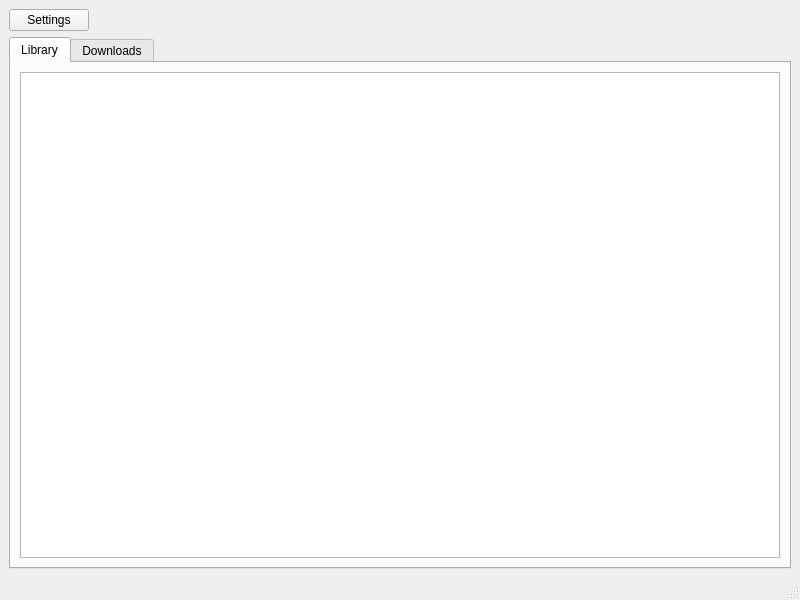
The window that source/ui/main_window_design.ui (DotBow/Blender-Launcher) describes before a commit, drawn with Qt 5.
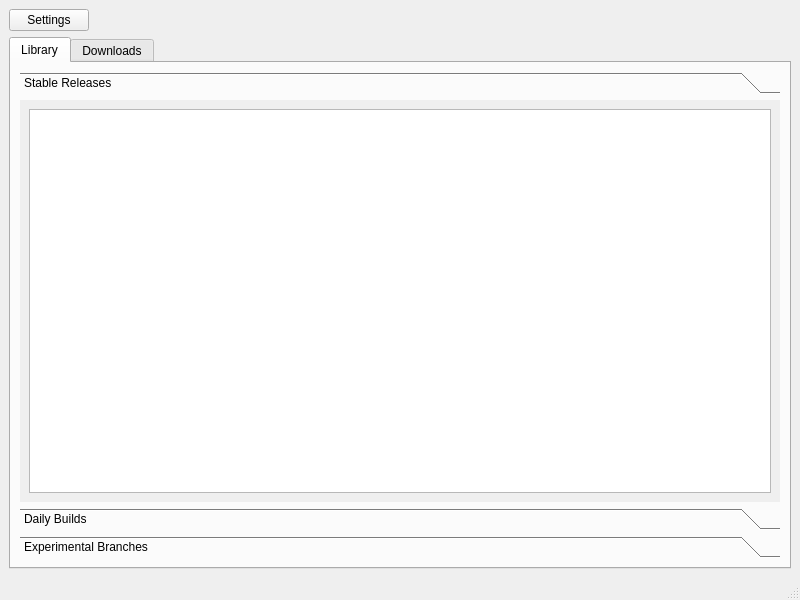
The same window after the commit.

Commit message: Draw widgets to categories

Diff of the .ui file:
```diff
--- a/source/ui/main_window_design.ui
+++ b/source/ui/main_window_design.ui
@@ -37,7 +37,65 @@
        </attribute>
        <layout class="QVBoxLayout" name="verticalLayout">
         <item>
-         <widget class="QListWidget" name="LibraryListWidget"/>
+         <widget class="QToolBox" name="LibraryToolBox">
+          <property name="currentIndex">
+           <number>0</number>
+          </property>
+          <widget class="QWidget" name="LibrarySablePage">
+           <property name="geometry">
+            <rect>
+             <x>0</x>
+             <y>0</y>
+             <width>758</width>
+             <height>385</height>
+            </rect>
+           </property>
+           <attribute name="label">
+            <string>Stable Releases</string>
+           </attribute>
+           <layout class="QVBoxLayout" name="verticalLayout_7">
+            <item>
+             <widget class="QListWidget" name="LibraryStableListWidget"/>
+            </item>
+           </layout>
+          </widget>
+          <widget class="QWidget" name="LibraryDailyPage">
+           <property name="geometry">
+            <rect>
+             <x>0</x>
+             <y>0</y>
+             <width>98</width>
+             <height>91</height>
+            </rect>
+           </property>
+           <attribute name="label">
+            <string>Daily Builds</string>
+           </attribute>
+           <layout class="QVBoxLayout" name="verticalLayout_9">
+            <item>
+             <widget class="QListWidget" name="LibraryDailyListWidget"/>
+            </item>
+           </layout>
+          </widget>
+          <widget class="QWidget" name="LibraryExperimentalPage">
+           <property name="geometry">
+            <rect>
+             <x>0</x>
+             <y>0</y>
+             <width>98</width>
+             <height>91</height>
+            </rect>
+           </property>
+           <attribute name="label">
+            <string>Experimental Branches</string>
+           </attribute>
+           <layout class="QVBoxLayout" name="verticalLayout_8">
+            <item>
+             <widget class="QListWidget" name="LibraryExperimentalListWidget"/>
+            </item>
+           </layout>
+          </widget>
+         </widget>
         </item>
        </layout>
       </widget>
```
Left out of the diff: 60 changed lines with no effect on the pictures. The commit also changes 4 other files.
